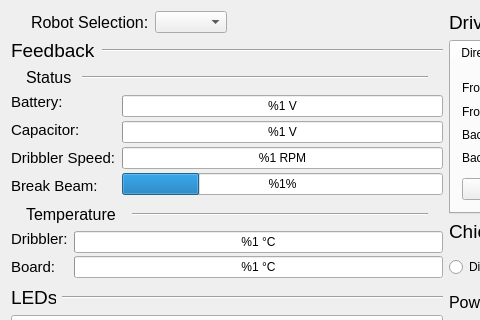
UBC-Thunderbots/Software, file src/software/gui/robot_diagnostics/ui/main_widget.ui: the form before one commit; both pictures show x 0 to 480 and y 0 to 320 of the 892 by 536 pixel window.
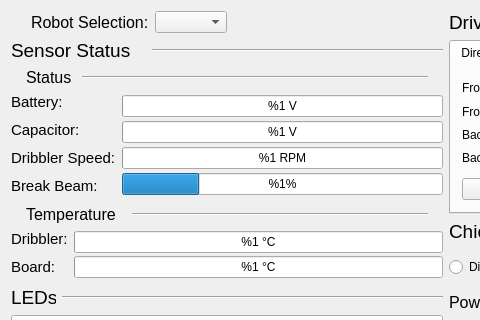
The form after the commit. Custom widgets are drawn as their Qt base class.

Commit message: rename feedback to senor_status

The edit to the form file:
```diff
--- a/src/software/gui/robot_diagnostics/ui/main_widget.ui
+++ b/src/software/gui/robot_diagnostics/ui/main_widget.ui
@@ -75,7 +75,7 @@
              <widget class="QLabel" name="label_feedback">
               <property name="maximumSize">
                <size>
-                <width>85</width>
+                <width>135</width>
                 <height>16777215</height>
                </size>
               </property>
@@ -85,7 +85,7 @@
                </font>
               </property>
               <property name="text">
-               <string>Feedback</string>
+               <string>Sensor Status</string>
               </property>
              </widget>
             </item>
```
Left out of the diff: 2 changed lines with no effect on the pictures. The commit also changes 5 other files.
